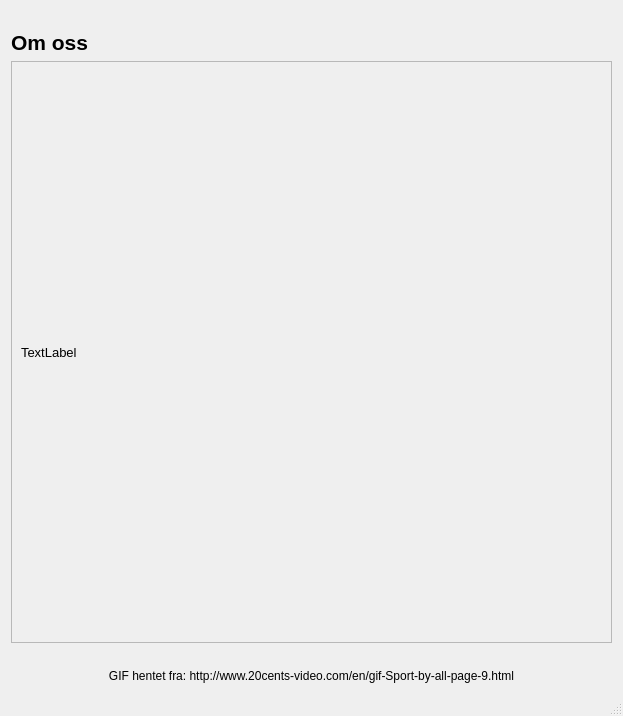
The window that src/about.ui (jegerud/Sciprog2020project) describes before a commit, drawn with Qt 5.
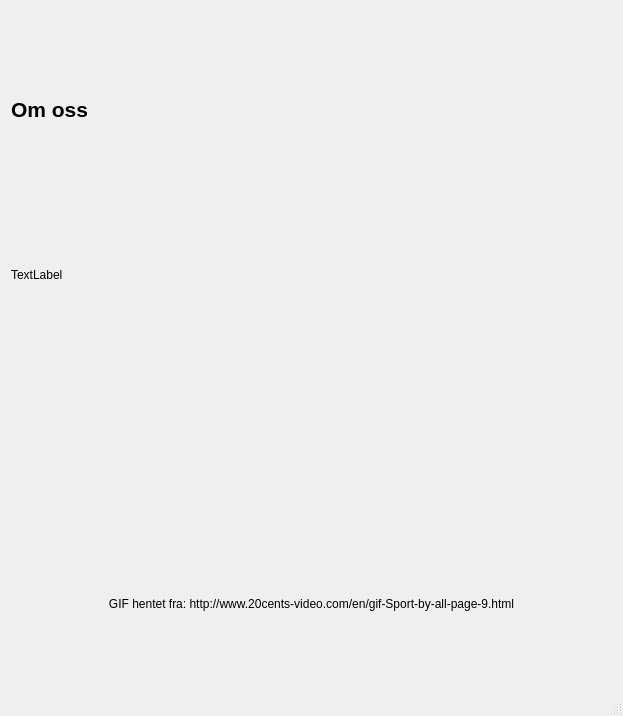
The same window after the commit.

Commit message: Fjernet scrollbart tekstfelt

```diff
--- a/src/about.ui
+++ b/src/about.ui
@@ -42,34 +42,10 @@
      </widget>
     </item>
     <item>
-     <widget class="QScrollArea" name="scrollArea">
-      <property name="widgetResizable">
-       <bool>true</bool>
+     <widget class="QLabel" name="about">
+      <property name="text">
+       <string>TextLabel</string>
       </property>
-      <widget class="QWidget" name="scrollAreaWidgetContents">
-       <property name="geometry">
-        <rect>
-         <x>0</x>
-         <y>0</y>
-         <width>599</width>
-         <height>577</height>
-        </rect>
-       </property>
-       <layout class="QVBoxLayout" name="verticalLayout_2">
-        <item>
-         <widget class="QLabel" name="about">
-          <property name="font">
-           <font>
-            <pointsize>10</pointsize>
-           </font>
-          </property>
-          <property name="text">
-           <string>TextLabel</string>
-          </property>
-         </widget>
-        </item>
-       </layout>
-      </widget>
      </widget>
     </item>
     <item>
```
